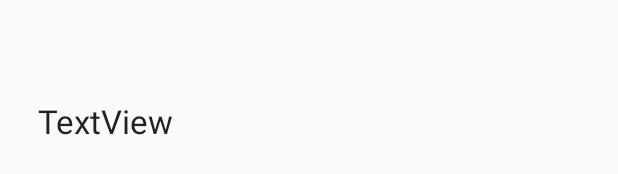
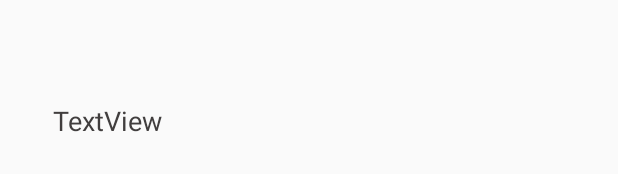
Before and after one commit to ezenstagram/Izenstagram, an Android app: the layout search_list_item_tag.xml on its own in the app's theme, with its tools: preview values and no code run, on a phone screen of 412 x 824 dp. Shown: the part 497-671 px from the top of the screen. Run offline under Robolectric (Android 15) with nearby library versions, the phone set to English and light mode, and no system bars.

Commit message:
검색탭수정

```diff
--- a/Izenstargram/app/src/main/java/com/example/izenstargram/search/SearchFragment.java
+++ b/Izenstargram/app/src/main/java/com/example/izenstargram/search/SearchFragment.java
@@ -11,6 +11,7 @@ import android.view.LayoutInflater;
 import android.view.Menu;
 import android.view.MenuInflater;
 import android.view.MenuItem;
+import android.view.MotionEvent;
 import android.view.View;
 import android.view.ViewGroup;
 import android.widget.Button;
@@ -104,4 +105,6 @@ public class SearchFragment extends Fragment implements SearchView.OnQueryTextLi
         return false;
     }
 
+
+
 }
--- a/Izenstargram/app/src/main/res/layout/search_list_item_tag.xml
+++ b/Izenstargram/app/src/main/res/layout/search_list_item_tag.xml
@@ -9,10 +9,10 @@
 
     <LinearLayout
         android:layout_width="match_parent"
-        android:layout_height="60dp"
+        android:layout_height="47dp"
         android:gravity="center"
         android:orientation="horizontal"
-        android:paddingLeft="5dp">
+        android:paddingLeft="15dp">
 
         <TextView
             android:id="@+id/textViewTagName"
@@ -21,7 +21,10 @@
             android:layout_weight="1"
             android:paddingLeft="20dp"
             android:text="TextView"
-            android:textAppearance="@style/TextAppearance.AppCompat.Large" />
+            android:textAppearance="@style/TextAppearance.AppCompat.Medium"
+            android:textColor="#413E3E"/>
+
+
     </LinearLayout>
 
 </LinearLayout>
--- a/Izenstargram/app/src/main/res/layout/search_tab_tag_layout.xml
+++ b/Izenstargram/app/src/main/res/layout/search_tab_tag_layout.xml
@@ -6,5 +6,8 @@
     <ListView
         android:id="@+id/listViewTag"
         android:layout_width="match_parent"
-        android:layout_height="match_parent" />
+        android:layout_height="match_parent"
+        android:divider="@android:color/transparent" android:dividerHeight="5dp"
+        />
+
 </LinearLayout>
--- a/Izenstargram/app/src/main/res/layout/search_tab_user_layout.xml
+++ b/Izenstargram/app/src/main/res/layout/search_tab_user_layout.xml
@@ -6,5 +6,6 @@
     <ListView
         android:id="@+id/listViewUser"
         android:layout_width="match_parent"
-        android:layout_height="match_parent" />
+        android:layout_height="match_parent"
+        android:divider="@android:color/transparent" android:dividerHeight="5dp"/>
 </LinearLayout>
```
Also changed, not shown: Izenstargram/app/src/main/java/com/example/izenstargram/search/adapter/SearchTabUserAdapter.java (+9 -4 lines), Izenstargram/app/src/main/res/layout/search_list_item_user.xml (+29 -7 lines).
